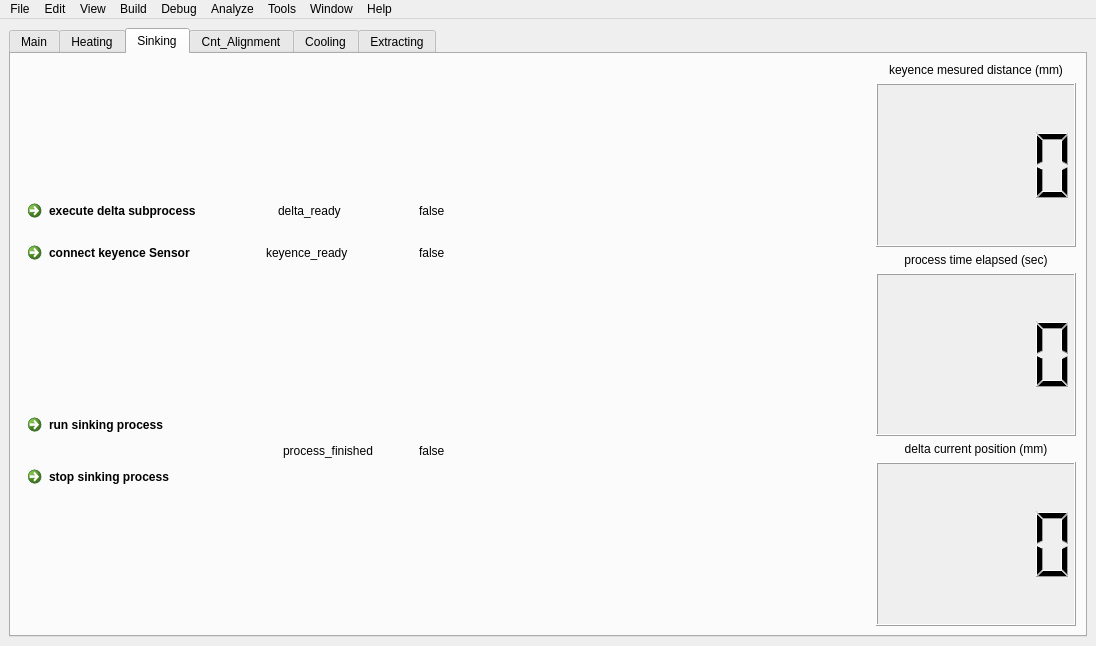
Above: src/app/mainwindow.ui from theion-batteries/soft_wgm_user_interface_qt_cpp before the change. Below: the same form after it.
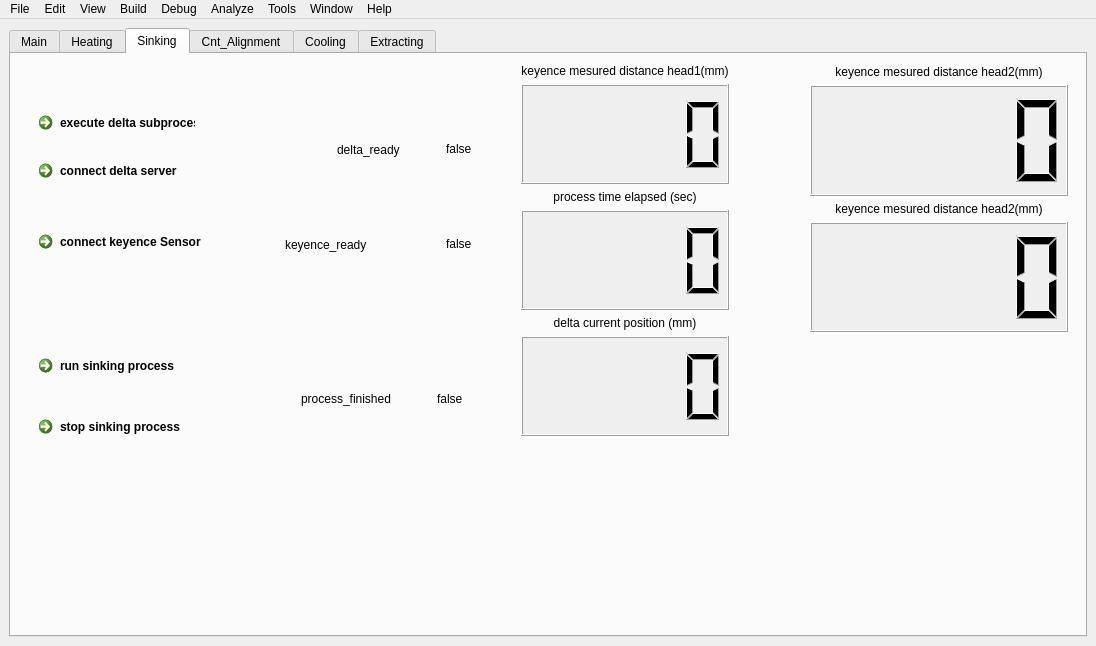
That is the form after the change. Icons and pictures are not drawn.

Diff of the .ui file:
```diff
--- a/src/app/mainwindow.ui
+++ b/src/app/mainwindow.ui
@@ -270,154 +270,312 @@
        <attribute name="title">
         <string>Sinking</string>
        </attribute>
+       <widget class="QWidget" name="layoutWidget">
+        <property name="geometry">
+         <rect>
+          <x>510</x>
+          <y>10</y>
+          <width>258</width>
+          <height>403</height>
+         </rect>
+        </property>
+        <layout class="QVBoxLayout" name="verticalLayout_11">
+         <property name="sizeConstraint">
+          <enum>QLayout::SetFixedSize</enum>
+         </property>
+         <item>
+          <layout class="QVBoxLayout" name="verticalLayout_2">
+           <item>
+            <widget class="QLabel" name="label_2">
+             <property name="sizePolicy">
+              <sizepolicy hsizetype="Fixed" vsizetype="Fixed">
+               <horstretch>0</horstretch>
+               <verstretch>0</verstretch>
+              </sizepolicy>
+             </property>
+             <property name="maximumSize">
+              <size>
+               <width>500</width>
+               <height>16777215</height>
+              </size>
+             </property>
+             <property name="text">
+              <string>keyence mesured distance head1(mm)</string>
+             </property>
+             <property name="alignment">
+              <set>Qt::AlignCenter</set>
+             </property>
+            </widget>
+           </item>
+           <item>
+            <widget class="QLCDNumber" name="distance_head1">
+             <property name="sizePolicy">
+              <sizepolicy hsizetype="Fixed" vsizetype="Fixed">
+               <horstretch>0</horstretch>
+               <verstretch>0</verstretch>
+              </sizepolicy>
+             </property>
+             <property name="minimumSize">
+              <size>
+               <width>200</width>
+               <height>100</height>
+              </size>
+             </property>
+             <property name="maximumSize">
+              <size>
+               <width>450</width>
+               <height>450</height>
+              </size>
+             </property>
+             <property name="acceptDrops">
+              <bool>false</bool>
+             </property>
+             <property name="autoFillBackground">
+              <bool>true</bool>
+             </property>
+            </widget>
+           </item>
+          </layout>
+         </item>
+         <item>
+          <layout class="QVBoxLayout" name="verticalLayout_3">
+           <item>
+            <widget class="QLabel" name="label_3">
+             <property name="sizePolicy">
+              <sizepolicy hsizetype="Fixed" vsizetype="Fixed">
+               <horstretch>0</horstretch>
+               <verstretch>0</verstretch>
+              </sizepolicy>
+             </property>
+             <property name="maximumSize">
+              <size>
+               <width>500</width>
+               <height>16777215</height>
+              </size>
+             </property>
+             <property name="text">
+              <string>process time elapsed (sec)</string>
+             </property>
+             <property name="alignment">
+              <set>Qt::AlignCenter</set>
+             </property>
+            </widget>
+           </item>
+           <item>
+            <widget class="QLCDNumber" name="time_sinking">
+             <property name="sizePolicy">
+              <sizepolicy hsizetype="Fixed" vsizetype="Fixed">
+               <horstretch>0</horstretch>
+               <verstretch>0</verstretch>
+              </sizepolicy>
+             </property>
+             <property name="minimumSize">
+              <size>
+               <width>100</width>
+               <height>100</height>
+              </size>
+             </property>
+             <property name="maximumSize">
+              <size>
+               <width>450</width>
+               <height>450</height>
+              </size>
+             </property>
+             <property name="acceptDrops">
+              <bool>false</bool>
+             </property>
+             <property name="autoFillBackground">
+              <bool>true</bool>
+             </property>
+            </widget>
+           </item>
+          </layout>
+         </item>
+         <item>
+          <layout class="QVBoxLayout" name="verticalLayout_7">
+           <item>
+            <widget class="QLabel" name="label_6">
+             <property name="sizePolicy">
+              <sizepolicy hsizetype="Fixed" vsizetype="Fixed">
+               <horstretch>0</horstretch>
+               <verstretch>0</verstretch>
+              </sizepolicy>
+             </property>
+             <property name="maximumSize">
+              <size>
+               <width>500</width>
+               <height>16777215</height>
+              </size>
+             </property>
+             <property name="text">
+              <string>delta current position (mm)</string>
+             </property>
+             <property name="alignment">
+              <set>Qt::AlignCenter</set>
+             </property>
+            </widget>
+           </item>
+           <item>
+            <widget class="QLCDNumber" name="delta_pos">
+             <property name="sizePolicy">
+              <sizepolicy hsizetype="Fixed" vsizetype="Fixed">
+               <horstretch>0</horstretch>
+               <verstretch>0</verstretch>
+              </sizepolicy>
+             </property>
+             <property name="minimumSize">
+              <size>
+               <width>100</width>
+               <height>100</height>
+              </size>
+             </property>
+             <property name="maximumSize">
+              <size>
+               <width>450</width>
+               <height>450</height>
+              </size>
+             </property>
+             <property name="acceptDrops">
+              <bool>false</bool>
+             </property>
+             <property name="autoFillBackground">
+              <bool>true</bool>
+             </property>
+            </widget>
+           </item>
+          </layout>
+         </item>
+        </layout>
+       </widget>
+       <widget class="QWidget" name="layoutWidget">
+        <property name="geometry">
+         <rect>
+          <x>799</x>
+          <y>11</y>
+          <width>258</width>
+          <height>267</height>
+         </rect>
+        </property>
+        <layout class="QVBoxLayout" name="verticalLayout_13">
+         <item>
+          <layout class="QVBoxLayout" name="verticalLayout_6">
+           <item>
+            <widget class="QLabel" name="label_10">
+             <property name="sizePolicy">
+              <sizepolicy hsizetype="Fixed" vsizetype="Fixed">
+               <horstretch>0</horstretch>
+               <verstretch>0</verstretch>
+              </sizepolicy>
+             </property>
+             <property name="maximumSize">
+              <size>
+               <width>500</width>
+               <height>16777215</height>
+              </size>
+             </property>
+             <property name="text">
+              <string>keyence mesured distance head2(mm)</string>
+             </property>
+             <property name="alignment">
+              <set>Qt::AlignCenter</set>
+             </property>
+            </widget>
+           </item>
+           <item>
+            <widget class="QLCDNumber" name="distance_head2">
+             <property name="sizePolicy">
+              <sizepolicy hsizetype="Fixed" vsizetype="Fixed">
+               <horstretch>0</horstretch>
+               <verstretch>0</verstretch>
+              </sizepolicy>
+             </property>
+             <property name="minimumSize">
+              <size>
+               <width>200</width>
+               <height>100</height>
+              </size>
+             </property>
+             <property name="maximumSize">
+              <size>
+               <width>450</width>
+               <height>450</height>
+              </size>
+             </property>
+             <property name="acceptDrops">
+              <bool>false</bool>
+             </property>
+             <property name="autoFillBackground">
+              <bool>true</bool>
+             </property>
+            </widget>
+           </item>
+          </layout>
+         </item>
+         <item>
        <layout class="QVBoxLayout" name="verticalLayout_12">
         <item>
-         <layout class="QHBoxLayout" name="horizontalLayout_7">
-          <item>
-           <layout class="QVBoxLayout" name="verticalLayout_10">
-            <item>
-             <layout class="QVBoxLayout" name="verticalLayout_9">
-              <item>
-               <layout class="QHBoxLayout" name="horizontalLayout_2">
-                <item>
-                 <widget class="QCommandLinkButton" name="execute_delta_subprocess">
+            <widget class="QLabel" name="label_11">
                   <property name="sizePolicy">
                    <sizepolicy hsizetype="Fixed" vsizetype="Fixed">
                     <horstretch>0</horstretch>
                     <verstretch>0</verstretch>
                    </sizepolicy>
                   </property>
-                  <property name="minimumSize">
+             <property name="maximumSize">
                    <size>
-                    <width>100</width>
-                    <height>10</height>
+               <width>500</width>
+               <height>16777215</height>
                    </size>
                   </property>
                   <property name="text">
-                   <string>execute delta subprocess</string>
-                  </property>
-                 </widget>
-                </item>
-                <item>
-                 <spacer name="horizontalSpacer">
-                  <property name="orientation">
-                   <enum>Qt::Horizontal</enum>
-                  </property>
-                  <property name="sizeHint" stdset="0">
-                   <size>
-                    <width>40</width>
-                    <height>20</height>
-                   </size>
-                  </property>
-                 </spacer>
-                </item>
-                <item>
-                 <widget class="QLabel" name="label_7">
-                  <property name="text">
-                   <string>delta_ready</string>
-                  </property>
+              <string>keyence mesured distance head2(mm)</string>
+             </property>
+             <property name="alignment">
+              <set>Qt::AlignCenter</set>
+             </property>
                  </widget>
                 </item>
                 <item>
-                 <spacer name="horizontalSpacer_2">
-                  <property name="orientation">
-                   <enum>Qt::Horizontal</enum>
-                  </property>
-                  <property name="sizeHint" stdset="0">
-                   <size>
-                    <width>40</width>
-                    <height>20</height>
-                   </size>
-                  </property>
-                 </spacer>
-                </item>
-                <item>
-                 <widget class="QLabel" name="delta_ready">
+            <widget class="QLCDNumber" name="distance_head3">
                   <property name="sizePolicy">
                    <sizepolicy hsizetype="Fixed" vsizetype="Fixed">
                     <horstretch>0</horstretch>
                     <verstretch>0</verstretch>
                    </sizepolicy>
                   </property>
-                  <property name="text">
-                   <string>false</string>
-                  </property>
-                 </widget>
-                </item>
-               </layout>
-              </item>
-              <item>
-               <layout class="QHBoxLayout" name="horizontalLayout_4">
-                <item>
-                 <widget class="QCommandLinkButton" name="connect_keyence_sensor">
-                  <property name="sizePolicy">
-                   <sizepolicy hsizetype="Fixed" vsizetype="Fixed">
-                    <horstretch>100</horstretch>
-                    <verstretch>100</verstretch>
-                   </sizepolicy>
-                  </property>
                   <property name="minimumSize">
                    <size>
-                    <width>100</width>
-                    <height>10</height>
-                   </size>
-                  </property>
-                  <property name="text">
-                   <string>connect keyence Sensor</string>
-                  </property>
-                 </widget>
-                </item>
-                <item>
-                 <spacer name="horizontalSpacer_3">
-                  <property name="orientation">
-                   <enum>Qt::Horizontal</enum>
-                  </property>
-                  <property name="sizeHint" stdset="0">
+               <width>200</width>
+               <height>100</height>
+              </size>
+             </property>
+             <property name="maximumSize">
                    <size>
-                    <width>40</width>
-                    <height>20</height>
-                   </size>
-                  </property>
-                 </spacer>
-                </item>
-                <item>
-                 <widget class="QLabel" name="label_8">
-                  <property name="text">
-                   <string>keyence_ready</string>
-                  </property>
-                 </widget>
-                </item>
-                <item>
-                 <spacer name="horizontalSpacer_4">
-                  <property name="orientation">
-                   <enum>Qt::Horizontal</enum>
-                  </property>
-                  <property name="sizeHint" stdset="0">
-                   <size>
-                    <width>40</width>
-                    <height>20</height>
-                   </size>
-                  </property>
-                 </spacer>
-                </item>
-                <item>
-                 <widget class="QLabel" name="keyence_ready">
-                  <property name="sizePolicy">
-                   <sizepolicy hsizetype="Fixed" vsizetype="Fixed">
-                    <horstretch>0</horstretch>
-                    <verstretch>0</verstretch>
-                   </sizepolicy>
-                  </property>
-                  <property name="text">
-                   <string>false</string>
-                  </property>
+               <width>450</width>
+               <height>450</height>
+              </size>
+             </property>
+             <property name="acceptDrops">
+              <bool>false</bool>
+             </property>
+             <property name="autoFillBackground">
+              <bool>true</bool>
+             </property>
                  </widget>
                 </item>
                </layout>
               </item>
              </layout>
-            </item>
-            <item>
+       </widget>
+       <widget class="QWidget" name="layoutWidget">
+        <property name="geometry">
+         <rect>
+          <x>20</x>
+          <y>290</y>
+          <width>432</width>
+          <height>110</height>
+         </rect>
+        </property>
              <layout class="QHBoxLayout" name="horizontalLayout_6">
               <item>
                <layout class="QVBoxLayout" name="verticalLayout_8">
@@ -522,11 +680,38 @@
                </layout>
               </item>
              </layout>
-            </item>
-           </layout>
-          </item>
+       </widget>
+       <widget class="QWidget" name="layoutWidget">
+        <property name="geometry">
+         <rect>
+          <x>20</x>
+          <y>170</y>
+          <width>441</width>
+          <height>41</height>
+         </rect>
+        </property>
+        <layout class="QHBoxLayout" name="horizontalLayout_4">
+         <item>
+          <widget class="QCommandLinkButton" name="connect_keyence_sensor">
+           <property name="sizePolicy">
+            <sizepolicy hsizetype="Fixed" vsizetype="Fixed">
+             <horstretch>100</horstretch>
+             <verstretch>100</verstretch>
+            </sizepolicy>
+           </property>
+           <property name="minimumSize">
+            <size>
+             <width>100</width>
+             <height>10</height>
+            </size>
+           </property>
+           <property name="text">
+            <string>connect keyence Sensor</string>
+           </property>
+          </widget>
+         </item>
           <item>
-           <spacer name="horizontalSpacer_7">
+          <spacer name="horizontalSpacer_3">
             <property name="orientation">
              <enum>Qt::Horizontal</enum>
             </property>
@@ -539,90 +724,79 @@
            </spacer>
           </item>
           <item>
-           <layout class="QVBoxLayout" name="verticalLayout_11">
-            <property name="sizeConstraint">
-             <enum>QLayout::SetFixedSize</enum>
-            </property>
+          <widget class="QLabel" name="label_8">
+           <property name="text">
+            <string>keyence_ready</string>
+           </property>
+          </widget>
+         </item>
             <item>
-             <layout class="QVBoxLayout" name="verticalLayout_2">
-              <item>
-               <widget class="QLabel" name="label_2">
-                <property name="sizePolicy">
-                 <sizepolicy hsizetype="Fixed" vsizetype="Fixed">
-                  <horstretch>0</horstretch>
-                  <verstretch>0</verstretch>
-                 </sizepolicy>
-                </property>
-                <property name="maximumSize">
+          <spacer name="horizontalSpacer_4">
+           <property name="orientation">
+            <enum>Qt::Horizontal</enum>
+           </property>
+           <property name="sizeHint" stdset="0">
                  <size>
-                  <width>500</width>
-                  <height>16777215</height>
-                 </size>
-                </property>
-                <property name="text">
-                 <string>keyence mesured distance (mm)</string>
-                </property>
-                <property name="alignment">
-                 <set>Qt::AlignCenter</set>
-                </property>
-               </widget>
+             <width>40</width>
+             <height>20</height>
+            </size>
+           </property>
+          </spacer>
               </item>
               <item>
-               <widget class="QLCDNumber" name="distance">
+          <widget class="QLabel" name="keyence_ready">
                 <property name="sizePolicy">
                  <sizepolicy hsizetype="Fixed" vsizetype="Fixed">
                   <horstretch>0</horstretch>
                   <verstretch>0</verstretch>
                  </sizepolicy>
                 </property>
-                <property name="minimumSize">
-                 <size>
-                  <width>200</width>
-                  <height>100</height>
-                 </size>
-                </property>
-                <property name="maximumSize">
-                 <size>
-                  <width>450</width>
-                  <height>450</height>
-                 </size>
-                </property>
-                <property name="acceptDrops">
-                 <bool>false</bool>
-                </property>
-                <property name="autoFillBackground">
-                 <bool>true</bool>
-                </property>
+           <property name="text">
+            <string>false</string>
+           </property>
                </widget>
               </item>
              </layout>
-            </item>
+       </widget>
+       <widget class="QWidget" name="layoutWidget">
+        <property name="geometry">
+         <rect>
+          <x>20</x>
+          <y>50</y>
+          <width>441</width>
+          <height>91</height>
+         </rect>
+        </property>
+        <layout class="QHBoxLayout" name="horizontalLayout_8">
             <item>
-             <layout class="QVBoxLayout" name="verticalLayout_3">
+          <layout class="QVBoxLayout" name="verticalLayout_9">
               <item>
-               <widget class="QLabel" name="label_3">
+            <layout class="QHBoxLayout" name="horizontalLayout_2">
+             <item>
+              <widget class="QCommandLinkButton" name="execute_delta_subprocess">
                 <property name="sizePolicy">
                  <sizepolicy hsizetype="Fixed" vsizetype="Fixed">
                   <horstretch>0</horstretch>
                   <verstretch>0</verstretch>
                  </sizepolicy>
                 </property>
-                <property name="maximumSize">
+               <property name="minimumSize">
                  <size>
-                  <width>500</width>
-                  <height>16777215</height>
+                 <width>100</width>
+                 <height>10</height>
                  </size>
                 </property>
                 <property name="text">
-                 <string>process time elapsed (sec)</string>
-                </property>
-                <property name="alignment">
-                 <set>Qt::AlignCenter</set>
-                </property>
-               </widget>
-              </item>
+                <string>execute delta subprocess</string>
+               </property>
+              </widget>
+             </item>
+            </layout>
+           </item>
               <item>
-               <widget class="QLCDNumber" name="time_sinking">
+            <layout class="QHBoxLayout" name="horizontalLayout_3">
+             <item>
+              <widget class="QCommandLinkButton" name="connect_delta_server">
                 <property name="sizePolicy">
                  <sizepolicy hsizetype="Fixed" vsizetype="Fixed">
                   <horstretch>0</horstretch>
@@ -632,84 +806,70 @@
                 <property name="minimumSize">
                  <size>
                   <width>100</width>
-                  <height>100</height>
-                 </size>
-                </property>
-                <property name="maximumSize">
-                 <size>
-                  <width>450</width>
-                  <height>450</height>
-                 </size>
-                </property>
-                <property name="acceptDrops">
-                 <bool>false</bool>
-                </property>
-                <property name="autoFillBackground">
-                 <bool>true</bool>
-                </property>
+                 <height>10</height>
+                </size>
+               </property>
+               <property name="text">
+                <string>connect delta server</string>
+               </property>
                </widget>
               </item>
              </layout>
             </item>
+          </layout>
+         </item>
             <item>
-             <layout class="QVBoxLayout" name="verticalLayout_7">
-              <item>
-               <widget class="QLabel" name="label_6">
-                <property name="sizePolicy">
-                 <sizepolicy hsizetype="Fixed" vsizetype="Fixed">
-                  <horstretch>0</horstretch>
-                  <verstretch>0</verstretch>
-                 </sizepolicy>
-                </property>
-                <property name="maximumSize">
+          <spacer name="horizontalSpacer">
+           <property name="orientation">
+            <enum>Qt::Horizontal</enum>
+           </property>
+           <property name="sizeHint" stdset="0">
                  <size>
-                  <width>500</width>
-                  <height>16777215</height>
-                 </size>
-                </property>
+             <width>40</width>
+             <height>20</height>
+            </size>
+           </property>
+          </spacer>
+         </item>
+         <item>
+          <layout class="QHBoxLayout" name="horizontalLayout_7">
+           <item>
+            <widget class="QLabel" name="label_7">
                 <property name="text">
-                 <string>delta current position (mm)</string>
-                </property>
-                <property name="alignment">
-                 <set>Qt::AlignCenter</set>
-                </property>
+              <string>delta_ready</string>
+             </property>
                </widget>
               </item>
               <item>
-               <widget class="QLCDNumber" name="delta_pos">
+            <spacer name="horizontalSpacer_2">
+             <property name="orientation">
+              <enum>Qt::Horizontal</enum>
+             </property>
+             <property name="sizeHint" stdset="0">
+              <size>
+               <width>40</width>
+               <height>20</height>
+              </size>
+             </property>
+            </spacer>
+           </item>
+           <item>
+            <widget class="QLabel" name="delta_ready">
                 <property name="sizePolicy">
                  <sizepolicy hsizetype="Fixed" vsizetype="Fixed">
                   <horstretch>0</horstretch>
                   <verstretch>0</verstretch>
                  </sizepolicy>
                 </property>
-                <property name="minimumSize">
-                 <size>
-                  <width>100</width>
-                  <height>100</height>
-                 </size>
-                </property>
-                <property name="maximumSize">
-                 <size>
-                  <width>450</width>
-                  <height>450</height>
-                 </size>
-                </property>
-                <property name="acceptDrops">
-                 <bool>false</bool>
-                </property>
-                <property name="autoFillBackground">
-                 <bool>true</bool>
-                </property>
+             <property name="text">
+              <string>false</string>
+             </property>
                </widget>
               </item>
              </layout>
             </item>
            </layout>
-          </item>
-         </layout>
-        </item>
-       </layout>
+       </widget>
       </widget>
       <widget class="QWidget" name="Cnt_Alignment">
        <attribute name="title">
```
Left out of the diff: 5 changed lines with no effect on the pictures. Lines whose indentation alone changed are shown as unchanged.
